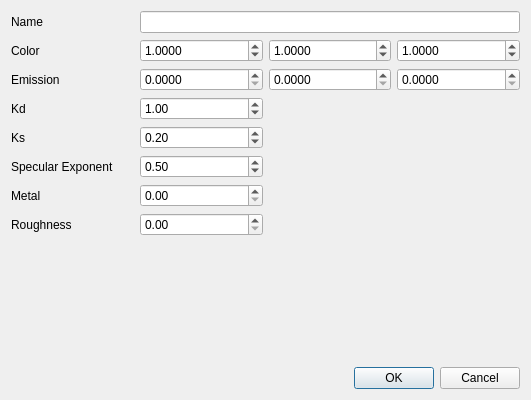
Old version of the form src/gui/dialogmaterial.ui in the repository Yt-trium/Couscous-raytracer.
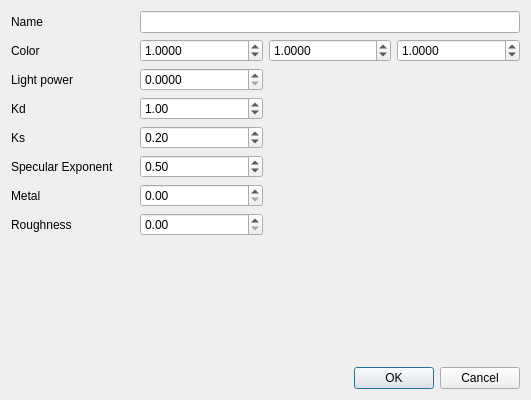
New version of the form.

Commit message: Replace materials emission by a single float

Diff of the .ui file:
```diff
--- a/src/gui/dialogmaterial.ui
+++ b/src/gui/dialogmaterial.ui
@@ -27,7 +27,7 @@
    <item row="2" column="0">
     <widget class="QLabel" name="label_emission">
      <property name="text">
-      <string>Emission</string>
+      <string>Light power</string>
      </property>
     </widget>
    </item>
@@ -58,19 +58,6 @@
      </property>
     </widget>
    </item>
-   <item row="2" column="2">
-    <widget class="QDoubleSpinBox" name="doubleSpinBox_emission_g">
-     <property name="decimals">
-      <number>4</number>
-     </property>
-     <property name="maximum">
-      <double>99999999.000000000000000</double>
-     </property>
-     <property name="singleStep">
-      <double>0.010000000000000</double>
-     </property>
-    </widget>
-   </item>
    <item row="1" column="2">
     <widget class="QDoubleSpinBox" name="doubleSpinBox_color_g">
      <property name="decimals">
@@ -187,19 +174,6 @@
      </property>
     </widget>
    </item>
-   <item row="2" column="3">
-    <widget class="QDoubleSpinBox" name="doubleSpinBox_emission_b">
-     <property name="decimals">
-      <number>4</number>
-     </property>
-     <property name="maximum">
-      <double>99999999.000000000000000</double>
-     </property>
-     <property name="singleStep">
-      <double>0.010000000000000</double>
-     </property>
-    </widget>
-   </item>
    <item row="7" column="0">
     <widget class="QLabel" name="label_5">
      <property name="text">
```
Left out of the diff: 6 changed lines with no effect on the pictures. The commit also changes 7 other files.
